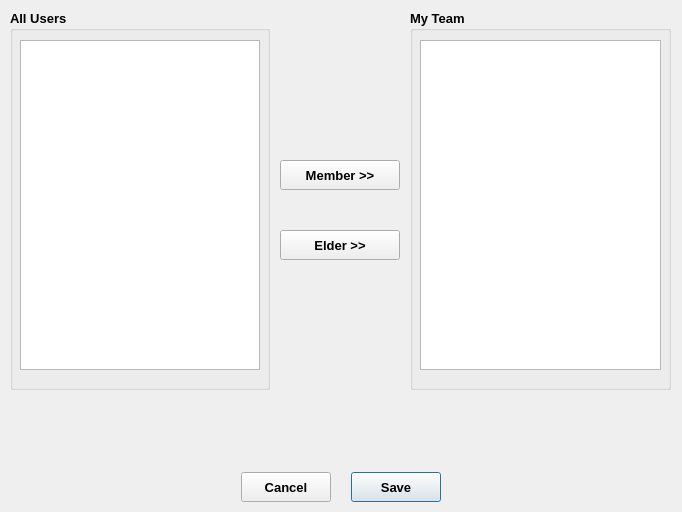
This is addmemberwindow.ui in AP-projects-4001/- as Qt 5 draws it before an edit. The edited form follows.
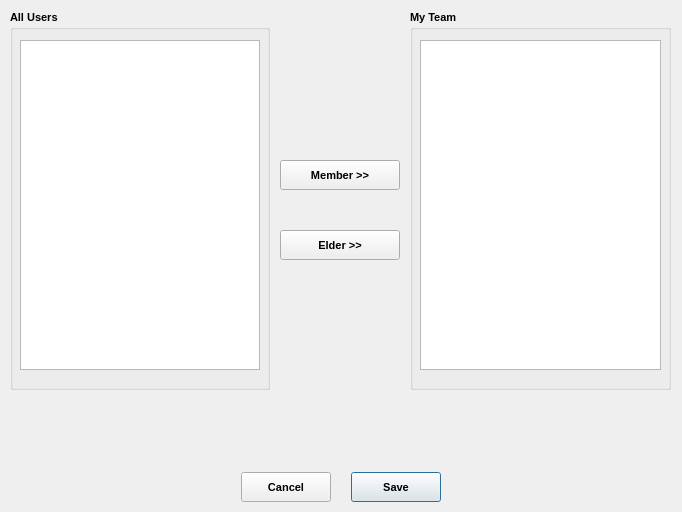
This is the edited form.

```diff
--- a/addmemberwindow.ui
+++ b/addmemberwindow.ui
@@ -36,7 +36,7 @@
    </property>
    <property name="font">
     <font>
-     <pointsize>10</pointsize>
+     <pointsize>8</pointsize>
      <weight>75</weight>
      <bold>true</bold>
     </font>
@@ -66,7 +66,7 @@
    </property>
    <property name="font">
     <font>
-     <pointsize>10</pointsize>
+     <pointsize>8</pointsize>
      <weight>75</weight>
      <bold>true</bold>
     </font>
@@ -99,7 +99,7 @@
    </property>
    <property name="font">
     <font>
-     <pointsize>10</pointsize>
+     <pointsize>8</pointsize>
      <weight>75</weight>
      <bold>true</bold>
     </font>
@@ -125,7 +125,7 @@
    </property>
    <property name="font">
     <font>
-     <pointsize>10</pointsize>
+     <pointsize>8</pointsize>
      <weight>75</weight>
      <bold>true</bold>
     </font>
@@ -148,7 +148,7 @@
    </property>
    <property name="font">
     <font>
-     <pointsize>10</pointsize>
+     <pointsize>8</pointsize>
      <weight>75</weight>
      <bold>true</bold>
     </font>
@@ -171,7 +171,7 @@
    </property>
    <property name="font">
     <font>
-     <pointsize>10</pointsize>
+     <pointsize>8</pointsize>
      <weight>75</weight>
      <bold>true</bold>
     </font>
```
